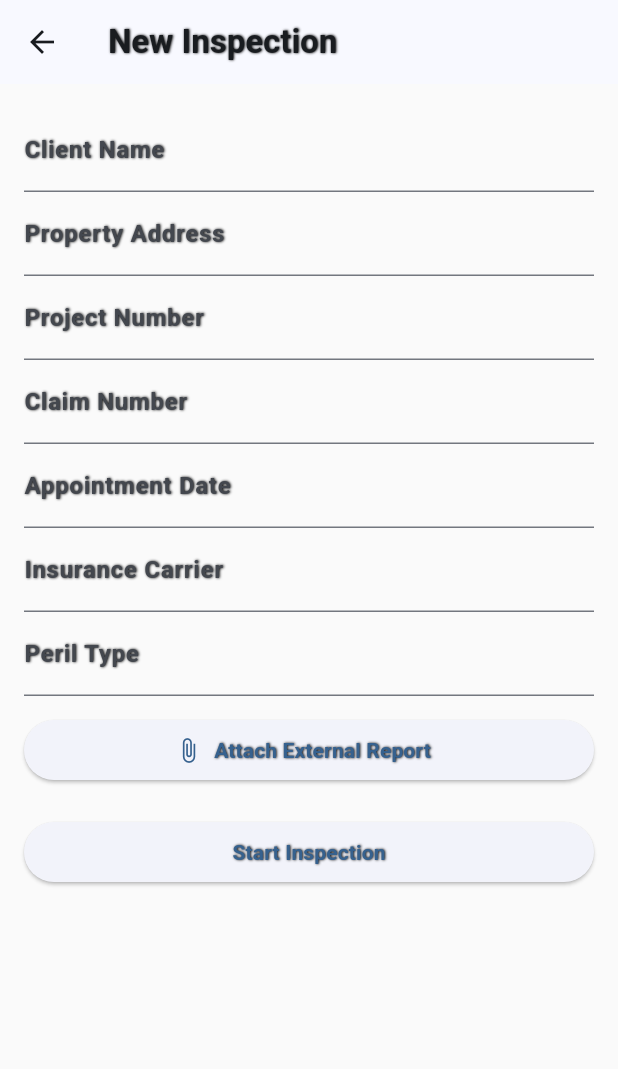
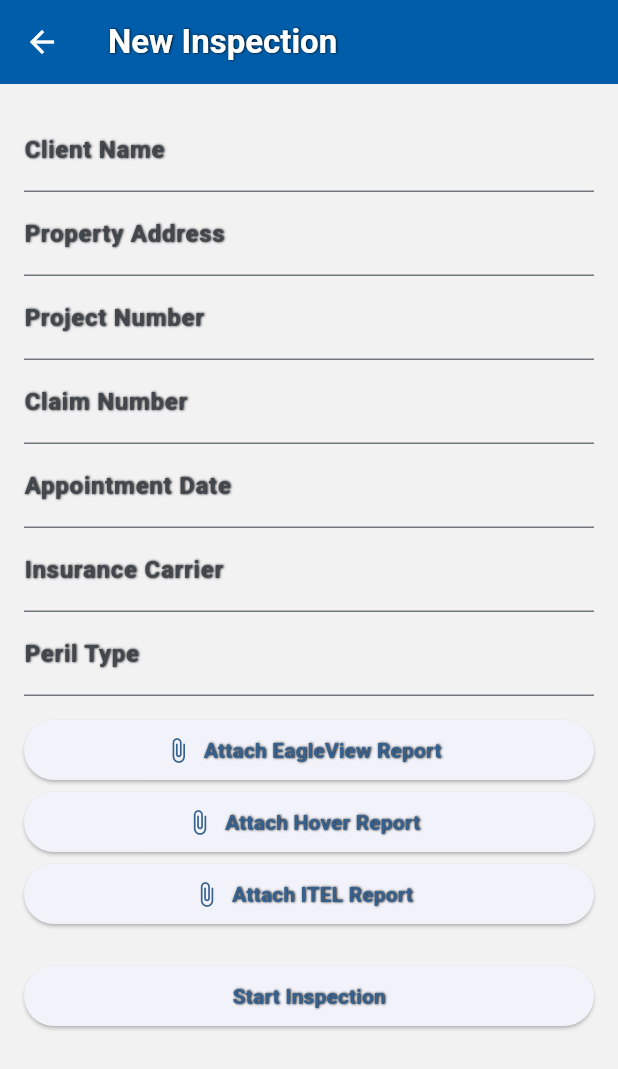
Before and after one commit to ClearSkyDev/clearsky_photo_reports, a Flutter app: the ProjectDetailsScreen screen opened by its route, on a phone screen of 412 x 824 dp. Shown: the top 1069 px of the screen. Run offline on Flutter 3.47's test engine with Material 3 defaults, Android fonts, the phone set to English and light mode, and no system bars; our stand-ins replace cached_network_image, cloud_firestore, connectivity_plus, file_picker, firebase_auth, firebase_core and 21 more; missing offline and left inert: dart:js_interop, ffmpeg_kit_flutter, flutter_email_sender, google_ml_kit, tutorial_coach_mark; accounts and stored records are empty; generated files the repository leaves out were written again; project files that could hold a hidden picture were left out.

Commit message:
Apply ClearSky theme across settings and inspection pages; add dedicated external report slots

```diff
--- a/lib/src/features/screens/project_details_screen.dart
+++ b/lib/src/features/screens/project_details_screen.dart
@@ -1,6 +1,8 @@
 import 'dart:io';
 
 import 'package:flutter/material.dart';
+
+import '../../app/app_theme.dart';
 import 'package:cloud_firestore/cloud_firestore.dart';
 import 'package:firebase_auth/firebase_auth.dart';
 import 'package:file_picker/file_picker.dart';
@@ -28,11 +30,19 @@ class _ProjectDetailsScreenState extends State<ProjectDetailsScreen> {
 
   DateTime? _appointmentDate;
 
-  final List<String> externalReportUrls = [];
+  String? _eagleViewUrl;
+  String? _hoverUrl;
+  String? _itelUrl;
+
+  List<String> get externalReportUrls => [
+        if (_eagleViewUrl != null) _eagleViewUrl!,
+        if (_hoverUrl != null) _hoverUrl!,
+        if (_itelUrl != null) _itelUrl!,
+      ];
 
   bool _isSubmitting = false;
 
-  Future<void> _pickAndUploadExternalReport() async {
+  Future<void> _pickAndUploadReport(String label) async {
     final result = await FilePicker.platform.pickFiles(
       allowMultiple: false,
       type: FileType.custom,
@@ -51,7 +61,17 @@ class _ProjectDetailsScreenState extends State<ProjectDetailsScreen> {
         final url = await task.ref.getDownloadURL();
         if (!mounted) return;
         setState(() {
-          externalReportUrls.add(url);
+          switch (label) {
+            case 'EagleView':
+              _eagleViewUrl = url;
+              break;
+            case 'Hover':
+              _hoverUrl = url;
+              break;
+            case 'ITEL':
+              _itelUrl = url;
+              break;
+          }
         });
       } catch (e) {
         ScaffoldMessenger.of(context).showSnackBar(
@@ -144,7 +164,12 @@ class _ProjectDetailsScreenState extends State<ProjectDetailsScreen> {
   @override
   Widget build(BuildContext context) {
     return Scaffold(
-      appBar: AppBar(title: const Text('New Inspection')),
+      backgroundColor: AppTheme.clearSkyTheme.scaffoldBackgroundColor,
+      appBar: AppBar(
+        title: const Text('New Inspection'),
+        backgroundColor: AppTheme.clearSkyTheme.primaryColor,
+        foregroundColor: AppTheme.clearSkyTheme.colorScheme.onPrimary,
+      ),
       body: Padding(
         padding: const EdgeInsets.all(16),
         child: Form(
@@ -190,23 +215,44 @@ class _ProjectDetailsScreenState extends State<ProjectDetailsScreen> {
                 decoration: const InputDecoration(labelText: 'Peril Type'),
               ),
               const SizedBox(height: 12),
-              ...externalReportUrls.map(
-                (url) => ListTile(
-                  title: Text(p.basename(url)),
+              if (_eagleViewUrl != null)
+                ListTile(
+                  title: Text('EagleView: ${p.basename(_eagleViewUrl!)}'),
                   trailing: IconButton(
                     icon: const Icon(Icons.delete),
-                    onPressed: () {
-                      setState(() {
-                        externalReportUrls.remove(url);
-                      });
-                    },
+                    onPressed: () => setState(() => _eagleViewUrl = null),
                   ),
                 ),
+              if (_hoverUrl != null)
+                ListTile(
+                  title: Text('Hover: ${p.basename(_hoverUrl!)}'),
+                  trailing: IconButton(
+                    icon: const Icon(Icons.delete),
+                    onPressed: () => setState(() => _hoverUrl = null),
+                  ),
+                ),
+              if (_itelUrl != null)
+                ListTile(
+                  title: Text('ITEL: ${p.basename(_itelUrl!)}'),
+                  trailing: IconButton(
+                    icon: const Icon(Icons.delete),
+                    onPressed: () => setState(() => _itelUrl = null),
+                  ),
+                ),
+              ElevatedButton.icon(
+                onPressed: () => _pickAndUploadReport('EagleView'),
+                icon: const Icon(Icons.attach_file),
+                label: const Text('Attach EagleView Report'),
               ),
               ElevatedButton.icon(
-                onPressed: _pickAndUploadExternalReport,
+                onPressed: () => _pickAndUploadReport('Hover'),
                 icon: const Icon(Icons.attach_file),
-                label: const Text('Attach External Report'),
+                label: const Text('Attach Hover Report'),
+              ),
+              ElevatedButton.icon(
+                onPressed: () => _pickAndUploadReport('ITEL'),
+                icon: const Icon(Icons.attach_file),
+                label: const Text('Attach ITEL Report'),
               ),
               const SizedBox(height: 20),
               ElevatedButton(
```
Also changed, not shown: lib/src/features/screens/accessibility_settings_screen.dart (+11 -2 lines), lib/src/features/screens/changelog_screen.dart (+7 -1 lines), lib/src/features/screens/learning_settings_screen.dart (+12 -2 lines), lib/src/features/screens/notification_settings_screen.dart (+10 -2 lines), lib/src/features/screens/profile_screen.dart (+10 -2 lines), lib/src/features/screens/settings_screen.dart (+8 -1 lines).
